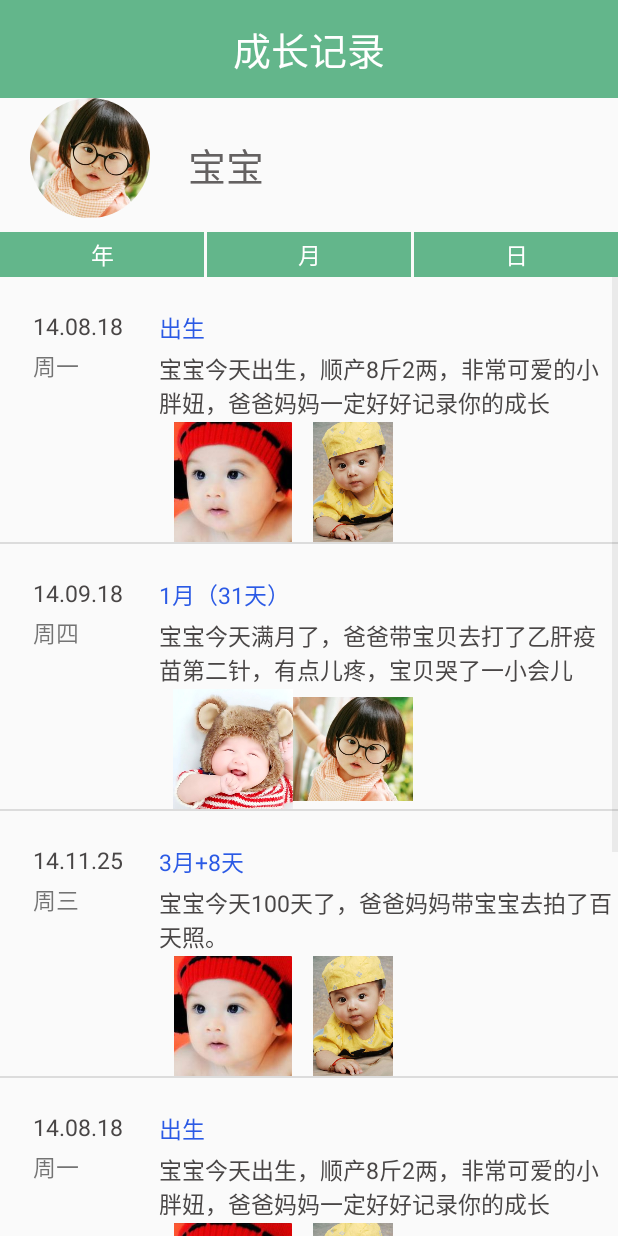
After one commit to fcgll520/BabyGrowthRecord, an Android app: the Growth_Activity screen opened directly, with no data from a screen before it, on a phone screen of 412 x 824 dp. The commit adds this screen. Run offline under Robolectric (Android 15) with nearby library versions, the phone set to English and light mode, and no system bars; our stand-ins replace CircleImageView.

Commit message:
Growth Login

```diff
--- a/app/src/main/AndroidManifest.xml
+++ b/app/src/main/AndroidManifest.xml
@@ -27,6 +27,9 @@
         <activity android:name=".user.UserSettingHeadPic"/>
         <activity android:name=".user.UserSettingName"/>
         <activity android:name=".user.UserSettingPwd"/>
+        <activity android:name=".Growth.Growth_Activity_Bron"/>
+        <activity android:name=".Growth.Growth_Activity"/>
+        <activity android:name=".Login.Login_Activity"/>
     </application>
 
 </manifest>
--- /dev/null
+++ b/app/src/main/java/com/baby/babygrowthrecord/Growth/Growth_Activity.java
@@ -0,0 +1,52 @@
+package com.baby.babygrowthrecord.Growth;
+
+import android.content.Intent;
+import android.os.Bundle;
+import android.support.v7.app.AppCompatActivity;
+import android.view.View;
+import android.widget.AdapterView;
+import android.widget.ListView;
+
+
+import com.baby.babygrowthrecord.R;
+
+import java.util.ArrayList;
+
+public class Growth_Activity extends AppCompatActivity {
+    private ArrayList<Growth_Class> growth_classes = new ArrayList<>();
+    private ListView growth_listview;
+    private Growth_MyAdapter myAdapter;
+    @Override
+    protected void onCreate(Bundle savedInstanceState) {
+        super.onCreate(savedInstanceState);
+        setContentView(R.layout.growth_listview);
+
+        //1.修改当前activity的布局文件，加入ListView控件设置id
+        //2.定义数据源，字符串数组
+        getDate();
+        myAdapter = new Growth_MyAdapter(Growth_Activity.this,growth_classes);
+        //3.定义item布局，使用Android内置ListView的item布局
+        growth_listview = (ListView)findViewById(R.id.growth_listview);
+        //4.根据数据源与item布局定义adapter
+        //5.得到、ListView对象并设置adapter
+        growth_listview.setAdapter(myAdapter);
+        //6.点击事件
+        growth_listview.setOnItemClickListener(new AdapterView.OnItemClickListener() {
+            @Override
+            public void onItemClick(AdapterView<?> parent, View view, int position, long id) {
+                Intent intent = new Intent(Growth_Activity.this,Growth_Activity_Bron.class);
+                intent.putExtra("index",position);
+                startActivityForResult(intent,1);
+            }
+        });
+    }
+
+    private void getDate() {
+        growth_classes.add(new Growth_Class(0L,"14.08.18","周一","出生","宝宝今天出生，顺产8斤2两，非常可爱的小胖妞，爸爸妈妈一定好好记录你的成长",R.drawable.hundred_first,R.drawable.hundred_second));
+        growth_classes.add(new Growth_Class(1L,"14.09.18","周四","1月（31天）","宝宝今天满月了，爸爸带宝贝去打了乙肝疫苗第二针，有点儿疼，宝贝哭了一小会儿",R.drawable.born,R.drawable.head_sculpture));
+        growth_classes.add(new Growth_Class(2L,"14.11.25","周三","3月+8天","宝宝今天100天了，爸爸妈妈带宝宝去拍了百天照。",R.drawable.hundred_first,R.drawable.hundred_second));
+        growth_classes.add(new Growth_Class(3L,"14.08.18","周一","出生","宝宝今天出生，顺产8斤2两，非常可爱的小胖妞，爸爸妈妈一定好好记录你的成长",R.drawable.hundred_first,R.drawable.hundred_second));
+        growth_classes.add(new Growth_Class(4L,"14.09.18","周四","1月（31天）","宝宝今天满月了，爸爸带宝贝去打了乙肝疫苗第二针，有点儿疼，宝贝哭了一小会儿",R.drawable.born,R.drawable.head_sculpture));
+        growth_classes.add(new Growth_Class(5L,"14.11.25","周三","3月+8天","宝宝今天100天了，爸爸妈妈带宝宝去拍了百天照。",R.drawable.hundred_first,R.drawable.hundred_second));
+    }
+}
--- /dev/null
+++ b/app/src/main/java/com/baby/babygrowthrecord/Growth/Growth_Class.java
@@ -0,0 +1,80 @@
+package com.baby.babygrowthrecord.Growth;
+
+/**
+ * Created by Administrator on 2016/11/24.
+ */
+public class Growth_Class {
+    private long id;
+    private String year;
+    private String week;
+    private String duration;
+    private String content;
+    private int img_first;
+    private int img_second;
+
+    public Growth_Class(long id, String year, String week, String duration, String content, int img_first, int img_second) {
+        this.id = id;
+        this.year = year;
+        this.week = week;
+        this.duration = duration;
+        this.content = content;
+        this.img_first = img_first;
+        this.img_second = img_second;
+    }
+
+    public long getId() {
+        return id;
+    }
+
+    public void setId(long id) {
+        this.id = id;
+    }
+
+    public String getYear() {
+        return year;
+    }
+
+    public void setYear(String year) {
+        this.year = year;
+    }
+
+    public String getWeek() {
+        return week;
+    }
+
+    public void setWeek(String week) {
+        this.week = week;
+    }
+
+    public String getDuration() {
+        return duration;
+    }
+
+    public void setDuration(String duration) {
+        this.duration = duration;
+    }
+
+    public String getContent() {
+        return content;
+    }
+
+    public void setContent(String content) {
+        this.content = content;
+    }
+
+    public int getImg_first() {
+        return img_first;
+    }
+
+    public void setImg_first(int img_first) {
+        this.img_first = img_first;
+    }
+
+    public int getImg_second() {
+        return img_second;
+    }
+
+    public void setImg_second(int img_second) {
+        this.img_second = img_second;
+    }
+}
--- /dev/null
+++ b/app/src/main/java/com/baby/babygrowthrecord/Growth/Growth_MyAdapter.java
@@ -0,0 +1,72 @@
+package com.baby.babygrowthrecord.Growth;
+
+import android.content.Context;
+import android.view.LayoutInflater;
+import android.view.View;
+import android.view.ViewGroup;
+import android.widget.BaseAdapter;
+import android.widget.ImageView;
+import android.widget.TextView;
+
+
+import com.baby.babygrowthrecord.R;
+
+import java.util.ArrayList;
+
+/**
+ * Created by Administrator on 2016/11/24.
+ */
+public class Growth_MyAdapter extends BaseAdapter {
+
+    private Context context;
+    private ArrayList<Growth_Class> growth_classes = new ArrayList<>();
+    private TextView year;
+    private TextView week;
+    private TextView duration;
+    private TextView content;
+    private ImageView img_first;
+    private ImageView img_second;
+
+
+    public Growth_MyAdapter(Context context, ArrayList<Growth_Class> growth_classes) {
+        this.context = context;
+        this.growth_classes = growth_classes;
+    }
+
+    @Override
+    public int getCount() {
+        return growth_classes.size();
+    }
+
+    @Override
+    public Object getItem(int position) {
+        return growth_classes.get(position);
+    }
+
+    @Override
+    public long getItemId(int position) {
+        return growth_classes.get(position).getId();
+    }
+
+    @Override
+    public View getView(int position, View convertView, ViewGroup parent) {
+        if (null == convertView){
+            convertView = LayoutInflater.from(context).inflate(R.layout.growth_item,null);
+        }
+
+        year = (TextView)convertView.findViewById(R.id.growth_left_year);
+        year.setText(growth_classes.get(position).getYear());
+        week = (TextView)convertView.findViewById(R.id.growth_left_week);
+        week.setText(growth_classes.get(position).getWeek());
+        duration = (TextView)convertView.findViewById(R.id.growth_right_duration);
+        duration.setText(growth_classes.get(position).getDuration());
+        content = (TextView)convertView.findViewById(R.id.growth_right_content);
+        content.setText(growth_classes.get(position).getContent());
+        img_first = (ImageView)convertView.findViewById(R.id.growth_firstimg);
+        img_first.setImageResource(growth_classes.get(position).getImg_first());
+        img_second = (ImageView)convertView.findViewById(R.id.growth_secondimg);
+        img_second.setImageResource(growth_classes.get(position).getImg_second());
+
+        return convertView;
+    }
+}
--- /dev/null
+++ b/app/src/main/res/layout/growth_item.xml
@@ -0,0 +1,84 @@
+<?xml version="1.0" encoding="utf-8"?>
+<RelativeLayout xmlns:android="http://schemas.android.com/apk/res/android"
+    android:orientation="vertical" android:layout_width="match_parent"
+    android:layout_height="match_parent">
+    <!--内容_百天-->
+    <LinearLayout
+        android:id="@+id/growth_hundred"
+        android:layout_width="match_parent"
+        android:layout_height="wrap_content"
+        android:orientation="vertical"
+        android:layout_below="@+id/growth_time_things">
+        <LinearLayout
+            android:id="@+id/growth_hundred_horizontol"
+            android:layout_width="match_parent"
+            android:layout_height="wrap_content"
+            android:orientation="horizontal"
+            android:layout_below="@+id/growth_time_things">
+            <LinearLayout
+                android:id="@+id/groeth_hundred_left"
+                android:layout_width="wrap_content"
+                android:layout_height="wrap_content"
+                android:orientation="vertical"
+                android:padding="20dp">
+                <TextView
+                    android:id="@+id/growth_left_year"
+                    android:layout_width="wrap_content"
+                    android:layout_height="wrap_content"
+                    android:text="14.11.25"
+                    android:textSize="@dimen/growth_time_things"
+                    android:padding="@dimen/growth_padding"
+                    android:textColor="#494646" />
+                <TextView
+                    android:id="@+id/growth_left_week"
+                    android:layout_width="wrap_content"
+                    android:layout_height="wrap_content"
+                    android:text="周三"
+                    android:textSize="@dimen/growth_time_things"
+                    android:padding="@dimen/growth_padding"/>
+            </LinearLayout>
+            <LinearLayout
+                android:id="@+id/groeth_hundred_right"
+                android:layout_width="wrap_content"
+                android:layout_height="wrap_content"
+                android:orientation="vertical"
+                android:paddingTop="20dp">
+
+                <TextView
+                    android:id="@+id/growth_right_duration"
+                    android:layout_width="wrap_content"
+                    android:layout_height="wrap_content"
+                    android:text="3月+8天"
+                    android:textSize="@dimen/growth_time_things"
+                    android:padding="@dimen/growth_padding"
+                    android:textColor="#2b5ae5" />
+                <TextView
+                    android:id="@+id/growth_right_content"
+                    android:layout_width="wrap_content"
+                    android:layout_height="wrap_content"
+                    android:text="宝宝今天100天了，爸爸妈妈带宝宝去拍了百天照。"
+                    android:textSize="@dimen/growth_time_things"
+                    android:padding="@dimen/growth_padding"
+                    android:textColor="#494646" />
+            </LinearLayout>
+        </LinearLayout>
+        <LinearLayout
+            android:id="@+id/growth_hundred_vertical"
+            android:layout_width="match_parent"
+            android:layout_height="wrap_content"
+            android:orientation="horizontal"
+            android:paddingLeft="115dp">
+            <ImageView
+                android:id="@+id/growth_firstimg"
+                android:layout_width="@dimen/growth_head"
+                android:layout_height="@dimen/growth_head"
+                android:src="@drawable/hundred_first"/>
+            <ImageView
+                android:id="@+id/growth_secondimg"
+                android:layout_width="@dimen/growth_head"
+                android:layout_height="@dimen/growth_head"
+                android:src="@drawable/hundred_second"/>
+        </LinearLayout>
+    </LinearLayout>
+
+</RelativeLayout>
--- /dev/null
+++ b/app/src/main/res/layout/growth_listview.xml
@@ -0,0 +1,91 @@
+<?xml version="1.0" encoding="utf-8"?>
+<LinearLayout xmlns:android="http://schemas.android.com/apk/res/android"
+    android:orientation="vertical" android:layout_width="match_parent"
+    android:layout_height="match_parent">
+    <!--标题-->
+    <TextView
+        android:id="@+id/growth_title"
+        android:layout_width="match_parent"
+        android:layout_height="@dimen/growth_lenth"
+        android:text="成长记录"
+        android:textColor="#ffffff"
+        android:textSize="@dimen/growth_title"
+        android:gravity="center"
+        android:background="#63b68b"/>
+    <!--头像和姓名-->
+    <LinearLayout
+        android:id="@+id/growth_head_name"
+        android:layout_width="match_parent"
+        android:layout_height="wrap_content"
+        android:orientation="horizontal"
+        android:layout_below="@+id/growth_title"
+        android:paddingLeft="20dp">
+        <de.hdodenhof.circleimageview.CircleImageView
+            android:id="@+id/growth_head"
+            android:layout_width="@dimen/growth_head"
+            android:layout_height="@dimen/growth_head"
+            android:src="@drawable/head_sculpture" />
+        <TextView
+            android:id="@+id/growth_name"
+            android:layout_width="wrap_content"
+            android:layout_height="wrap_content"
+            android:text="宝宝"
+            android:textSize="@dimen/growth_title"
+            android:textColor="#646161"
+            android:layout_margin="@dimen/growth_title"/>
+    </LinearLayout>
+    <!--时间轴-->
+    <LinearLayout
+        android:id="@+id/growth_time_things"
+        android:layout_width="match_parent"
+        android:layout_height="wrap_content"
+        android:orientation="horizontal"
+        android:layout_below="@+id/growth_head_name">
+        <TextView
+            android:id="@+id/growth_time_year"
+            android:layout_width="wrap_content"
+            android:layout_height="wrap_content"
+            android:layout_weight="1"
+            android:text="年"
+            android:background="#63b68b"
+            android:textColor="#ffffff"
+            android:textSize="@dimen/growth_time_things"
+            android:gravity="center"
+            android:padding="3dp"/>
+        <TextView
+            android:layout_width="2dp"
+            android:layout_height="wrap_content" />
+        <TextView
+            android:id="@+id/growth_time_month"
+            android:layout_width="wrap_content"
+            android:layout_height="wrap_content"
+            android:layout_weight="1"
+            android:text="月"
+            android:background="#63b68b"
+            android:textColor="#ffffff"
+            android:textSize="@dimen/growth_time_things"
+            android:gravity="center"
+            android:padding="3dp"/>
+        <TextView
+            android:layout_width="2dp"
+            android:layout_height="wrap_content" />
+        <TextView
+            android:id="@+id/growth_time_day"
+            android:layout_width="wrap_content"
+            android:layout_height="wrap_content"
+            android:layout_weight="1"
+            android:text="日"
+            android:background="#63b68b"
+            android:textColor="#ffffff"
+            android:textSize="@dimen/growth_time_things"
+            android:gravity="center"
+            android:padding="3dp"/>
+    </LinearLayout>
+    <ListView
+        android:id="@+id/growth_listview"
+        android:layout_width="match_parent"
+        android:layout_height="wrap_content">
+
+    </ListView>
+
+</LinearLayout>
--- a/app/src/main/res/values/colors.xml
+++ b/app/src/main/res/values/colors.xml
@@ -2,7 +2,7 @@
 <resources>
     <color name="colorPrimary">#63b68b</color>
     <color name="colorPrimaryDark">#63b68b</color>
-    <color name="colorAccent">#6c6c6c</color>
+    <color name="colorAccent">#63b68b</color>
 
     <color name="userBarBigText">#fff</color>
     <color name="userBarSmallText">#ff0000</color>
--- a/app/src/main/res/values/dimens.xml
+++ b/app/src/main/res/values/dimens.xml
@@ -19,4 +19,11 @@
     <dimen name="userInfo_ll_margin">5dp</dimen>
     <dimen name="userInfo_tv_et_margin">2dp</dimen>
     <dimen name="userInfo_textSize">20dp</dimen>
+
+    <!--GY-->
+    <dimen name="growth_title">25dp</dimen>
+    <dimen name="growth_lenth">65dp</dimen>
+    <dimen name="growth_head">80dp</dimen>
+    <dimen name="growth_padding">2dp</dimen>
+    <dimen name="growth_time_things">15dp</dimen>
 </resources>
--- a/build.gradle
+++ b/build.gradle
@@ -1,5 +1,4 @@
 // Top-level build file where you can add configuration options common to all sub-projects/modules.
-
 buildscript {
     repositories {
         jcenter()
@@ -11,13 +10,14 @@ buildscript {
         // in the individual module build.gradle files
     }
 }
-
 allprojects {
     repositories {
         jcenter()
     }
 }
-
 task clean(type: Delete) {
     delete rootProject.buildDir
 }
+
+dependencies {
+}
```
Also changed, not shown: app/src/main/java/com/baby/babygrowthrecord/Growth/Growth_Activity_Bron.java (added, +50 -0 lines), app/src/main/java/com/baby/babygrowthrecord/Login/Login_Activity.java (added, +35 -0 lines), app/src/main/res/drawable/edittext.xml (added, +8 -0 lines), app/src/main/res/drawable/login_btn.xml (added, +18 -0 lines), app/src/main/res/layout/growth.xml (added, +166 -0 lines), app/src/main/res/layout/login.xml (added, +76 -0 lines), app/src/main/res/drawable/born.jpg (added), app/src/main/res/drawable/head_sculpture.jpg (added), app/src/main/res/drawable/hundred_first.jpg (added), app/src/main/res/drawable/hundred_second.jpg (added), app/src/main/res/drawable/tree.jpg (added).
